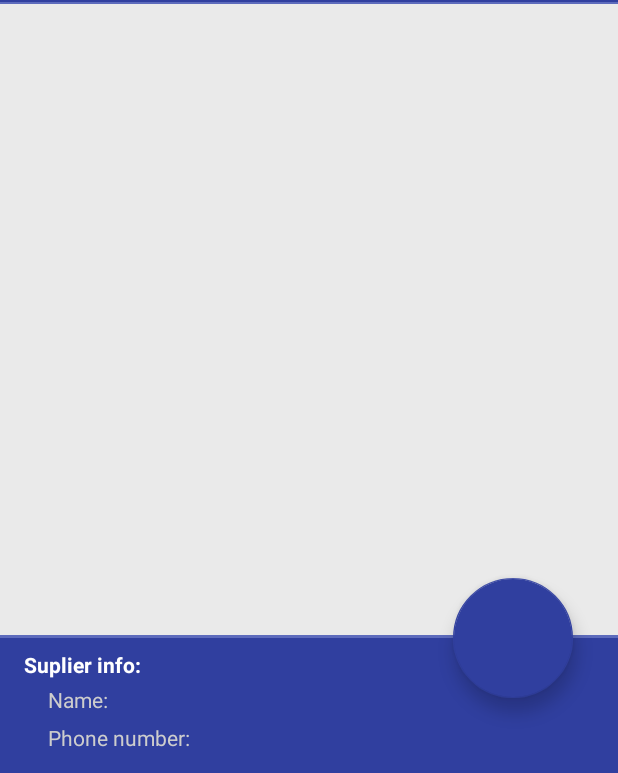
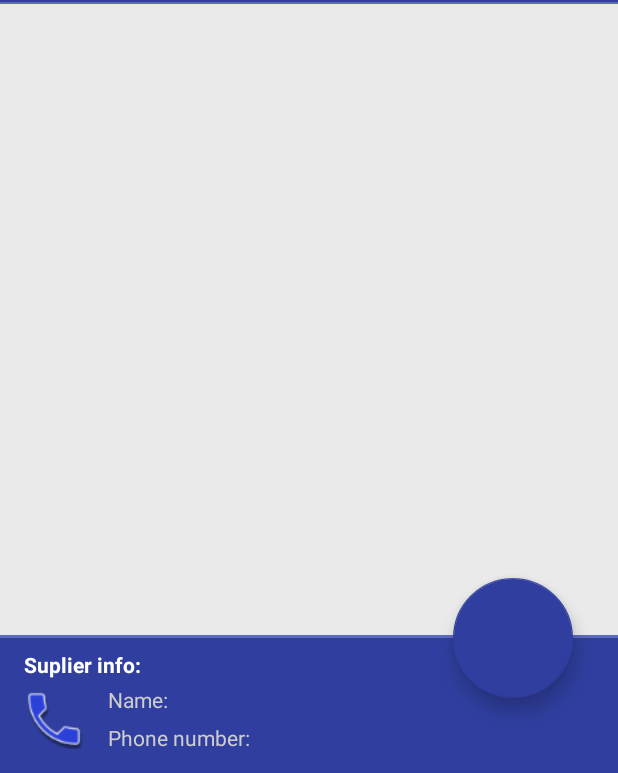
Before and after one commit to orpuwupetup/InventoryApp, an Android app: the ProductDetailsActivity screen opened directly, with no data from a screen before it, on a phone screen of 412 x 824 dp, the part 463-1236 px from its top. Run offline under Robolectric (Android 15) with nearby library versions, the phone set to English and light mode, and no system bars; 8 statements that could not run were skipped.

Commit message:
Added dialing supplier from DetailsActivity feature

```diff
--- a/app/src/main/java/com/example/orpuwupetup/inventoryapp/MainActivity.java
+++ b/app/src/main/java/com/example/orpuwupetup/inventoryapp/MainActivity.java
@@ -31,9 +31,7 @@ public class MainActivity extends AppCompatActivity implements LoaderManager.Loa
     private ListView productsList;
     private ProductCursorAdapter adapter;
 
-    // TODO: Add images to the products and the table
-    // TODO: Add intent for calling to the Suplier from Details screen
-    // TODO: Add data validation (with displaying Dialogs for some thigns)
+    // TODO: Add data validation (with displaying Dialogs for some things)
     // TODO: Make app pretty
     @Override
     protected void onCreate(Bundle savedInstanceState) {
--- a/app/src/main/java/com/example/orpuwupetup/inventoryapp/data/InventoryDbHelper.java
+++ b/app/src/main/java/com/example/orpuwupetup/inventoryapp/data/InventoryDbHelper.java
@@ -26,8 +26,6 @@ public class InventoryDbHelper extends SQLiteOpenHelper {
     @Override
     public void onCreate(SQLiteDatabase db) {
 
-        // TODO: do something to keep price as integer (number of cents, not dollars)
-        // TODO: Add description TEXT column and ImageUri TEXT column
         // create String that contains SQL statement to create new data base
         String SQL_CREATE_INVENTORY_TABLE = "CREATE TABLE " + InventoryEntry.TABLE_NAME + " ("
                 + InventoryEntry._ID + " INTEGER PRIMARY KEY AUTOINCREMENT, "
--- a/app/src/main/res/layout/activity_add_product.xml
+++ b/app/src/main/res/layout/activity_add_product.xml
@@ -82,6 +82,7 @@
         android:layout_marginEnd="32dp"
         android:layout_marginRight="32dp"
         android:scaleType="centerCrop"
+        android:src="@drawable/ic_launcher_background"
         app:layout_constraintTop_toBottomOf="@id/product_name"
         app:layout_constraintEnd_toEndOf="parent"/>
 
--- a/app/src/main/res/layout/activity_product_details.xml
+++ b/app/src/main/res/layout/activity_product_details.xml
@@ -80,6 +80,7 @@
         android:layout_marginBottom="16dp"
         android:layout_marginEnd="32dp"
         android:layout_marginRight="32dp"
+        android:scaleType="centerCrop"
         android:src="@drawable/ic_launcher_background"
         app:layout_constraintTop_toBottomOf="@id/product_name"
         app:layout_constraintEnd_toEndOf="parent"/>
@@ -112,6 +113,16 @@
         android:layout_marginStart="16dp"
         android:layout_marginTop="8dp"
         android:textColor="#ffffff"/>
+    <ImageButton
+        android:id="@+id/call_suplier_button"
+        android:layout_width="40dp"
+        android:layout_height="40dp"
+        android:scaleType="centerCrop"
+        app:layout_constraintStart_toStartOf="@id/suplier_info_header"
+        app:layout_constraintTop_toTopOf="@id/suplier_name_header"
+        app:layout_constraintBottom_toBottomOf="@id/suplier_phone_number_header"
+        android:src="@drawable/phonepeenge"
+        android:background="#00000000"/>
     <TextView
         android:id="@+id/suplier_name_header"
         android:layout_width="wrap_content"
@@ -121,7 +132,7 @@
         android:layout_marginStart="16dp"
         android:layout_marginTop="4dp"
         app:layout_constraintTop_toBottomOf="@id/suplier_info_header"
-        app:layout_constraintStart_toStartOf="@id/suplier_info_header"
+        app:layout_constraintStart_toEndOf="@id/call_suplier_button"
         android:textColor="#cdcdcd"/>
 
     <TextView
@@ -131,6 +142,7 @@
         tools:text="@string/suplier_name"
         android:textColor="#ffffff"
         android:textStyle="bold"
+        app:layout_constraintHorizontal_bias="0.4"
         app:layout_constraintTop_toTopOf="@id/suplier_name_header"
         app:layout_constraintBottom_toBottomOf="@id/suplier_name_header"
         app:layout_constraintStart_toEndOf="@id/suplier_name_header"
@@ -145,7 +157,7 @@
         android:layout_marginStart="16dp"
         android:layout_marginTop="6dp"
         app:layout_constraintTop_toBottomOf="@id/suplier_name_header"
-        app:layout_constraintStart_toStartOf="@id/suplier_info_header"
+        app:layout_constraintStart_toEndOf="@id/call_suplier_button"
         android:textColor="#cdcdcd"/>
 
     <TextView
```
Also changed, not shown: app/src/main/java/com/example/orpuwupetup/inventoryapp/AddProduct.java (+52 -35 lines), app/src/main/java/com/example/orpuwupetup/inventoryapp/ProductDetailsActivity.java (+91 -1 lines), app/src/main/res/drawable-hdpi/phonepeenge.png (added), app/src/main/res/drawable-mdpi/phonepeenge.png (added), app/src/main/res/drawable-xhdpi/phonepeenge.png (added), app/src/main/res/drawable-xxhdpi/phonepeenge.png (added), app/src/main/res/drawable-xxxhdpi/phonepeenge.png (added).
